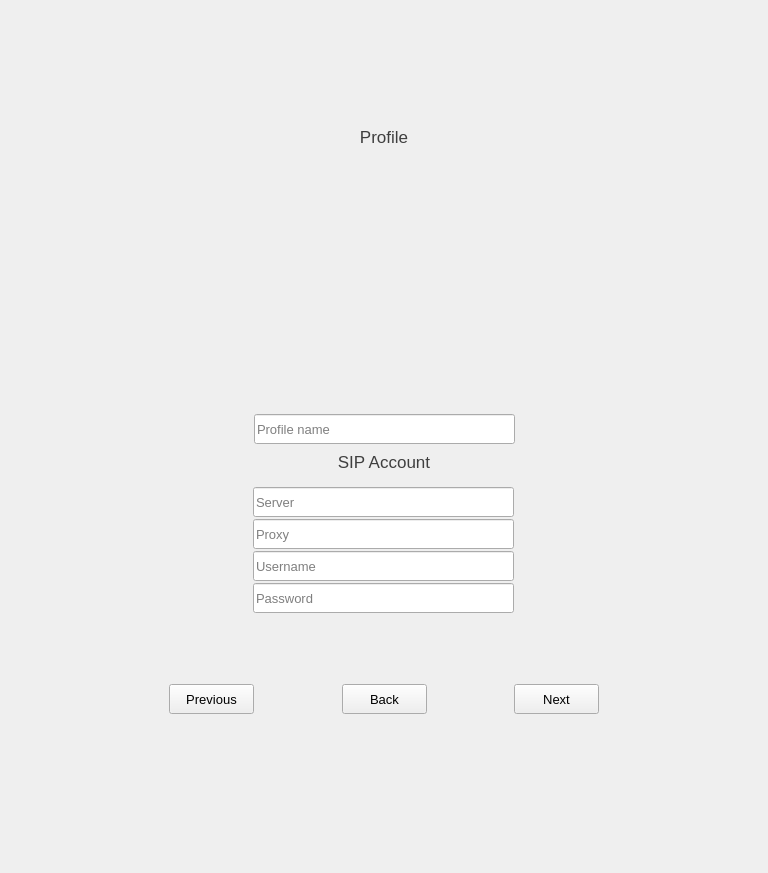
Above: src/newwizardwidget.ui from savoirfairelinux/jami-client-windows before the change. Below: the same form after it.
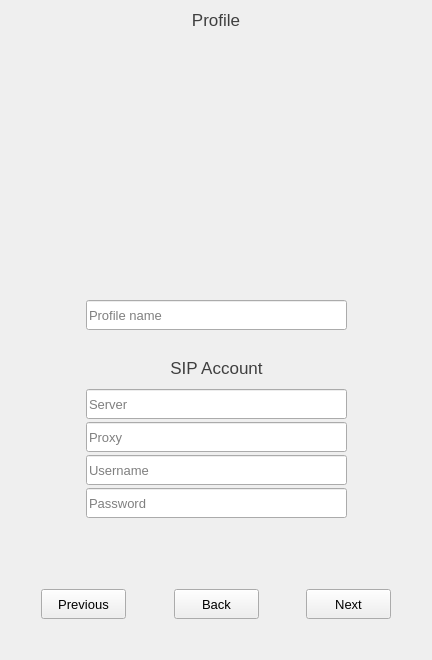
That is the form after the change. The open tabs and pages were chosen to show the change. Icons and pictures are not drawn. Custom widgets are drawn as their Qt base class.

Commit message: newwizardwidget: ui high dpi adaptation

Diff of the .ui file:
```diff
--- a/src/newwizardwidget.ui
+++ b/src/newwizardwidget.ui
@@ -6,10 +6,22 @@
    <rect>
     <x>0</x>
     <y>0</y>
-    <width>768</width>
-    <height>873</height>
+    <width>432</width>
+    <height>660</height>
    </rect>
   </property>
+  <property name="minimumSize">
+   <size>
+    <width>0</width>
+    <height>0</height>
+   </size>
+  </property>
+  <property name="maximumSize">
+   <size>
+    <width>16777215</width>
+    <height>16777215</height>
+   </size>
+  </property>
   <property name="windowTitle">
    <string>Form</string>
   </property>
@@ -58,21 +70,21 @@
         <item>
          <widget class="QWidget" name="verticalWidget" native="true">
           <property name="sizePolicy">
-           <sizepolicy hsizetype="Fixed" vsizetype="Fixed">
+           <sizepolicy hsizetype="Preferred" vsizetype="Preferred">
             <horstretch>0</horstretch>
             <verstretch>0</verstretch>
            </sizepolicy>
           </property>
           <property name="minimumSize">
            <size>
-            <width>512</width>
-            <height>638</height>
+            <width>0</width>
+            <height>0</height>
            </size>
           </property>
           <property name="maximumSize">
            <size>
-            <width>512</width>
-            <height>638</height>
+            <width>16777215</width>
+            <height>16777215</height>
            </size>
           </property>
           <layout class="QVBoxLayout" name="verticalLayout_10">
@@ -99,7 +111,7 @@
              <item>
               <widget class="QStackedWidget" name="stackedWidget">
                <property name="sizePolicy">
-                <sizepolicy hsizetype="Fixed" vsizetype="Fixed">
+                <sizepolicy hsizetype="Preferred" vsizetype="Preferred">
                  <horstretch>0</horstretch>
                  <verstretch>0</verstretch>
                 </sizepolicy>
@@ -108,7 +120,7 @@
                 <string notr="true"/>
                </property>
                <property name="currentIndex">
-                <number>6</number>
+                <number>2</number>
                </property>
                <widget class="QWidget" name="welcomePage">
                 <layout class="QVBoxLayout" name="verticalLayout_3">
@@ -496,7 +508,7 @@
                  <item>
                   <widget class="QWidget" name="profileSectionOuterWidget" native="true">
                    <property name="sizePolicy">
-                    <sizepolicy hsizetype="Preferred" vsizetype="MinimumExpanding">
+                    <sizepolicy hsizetype="Preferred" vsizetype="Preferred">
                      <horstretch>0</horstretch>
                      <verstretch>0</verstretch>
                     </sizepolicy>
@@ -532,7 +544,7 @@
                     <item>
                      <widget class="QLabel" name="profileSectionLabel">
                       <property name="sizePolicy">
-                       <sizepolicy hsizetype="Preferred" vsizetype="MinimumExpanding">
+                       <sizepolicy hsizetype="Preferred" vsizetype="Preferred">
                         <horstretch>0</horstretch>
                         <verstretch>0</verstretch>
                        </sizepolicy>
@@ -792,7 +804,7 @@
                          <item row="1" column="0">
                           <widget class="QWidget" name="verticalWidget1" native="true">
                            <property name="sizePolicy">
-                            <sizepolicy hsizetype="Fixed" vsizetype="MinimumExpanding">
+                            <sizepolicy hsizetype="Fixed" vsizetype="Preferred">
                              <horstretch>0</horstretch>
                              <verstretch>0</verstretch>
                             </sizepolicy>
@@ -1116,7 +1128,7 @@
                  <item>
                   <widget class="QWidget" name="SIPprofileSectionOuterWidget" native="true">
                    <property name="sizePolicy">
-                    <sizepolicy hsizetype="Preferred" vsizetype="MinimumExpanding">
+                    <sizepolicy hsizetype="Preferred" vsizetype="Preferred">
                      <horstretch>0</horstretch>
                      <verstretch>0</verstretch>
                     </sizepolicy>
@@ -1152,7 +1164,7 @@
                     <item>
                      <widget class="QLabel" name="SIPprofileSectionLabel">
                       <property name="sizePolicy">
-                       <sizepolicy hsizetype="Preferred" vsizetype="MinimumExpanding">
+                       <sizepolicy hsizetype="Preferred" vsizetype="Preferred">
                         <horstretch>0</horstretch>
                         <verstretch>0</verstretch>
                        </sizepolicy>
@@ -1196,10 +1208,7 @@
                        </property>
                        <item>
                         <widget class="QWidget" name="SIPgridWidget" native="true">
-                         <layout class="QVBoxLayout" name="verticalLayout_100">
-                          <property name="spacing">
-                           <number>3</number>
-                          </property>
+                         <layout class="QVBoxLayout" name="verticalLayout_7">
                           <property name="leftMargin">
                            <number>0</number>
                           </property>
@@ -1239,48 +1248,21 @@
                            </layout>
                           </item>
                           <item>
-                           <spacer name="verticalSpacer_16">
+                           <spacer name="verticalSpacer_13">
                             <property name="orientation">
                              <enum>Qt::Vertical</enum>
                             </property>
                             <property name="sizeType">
-                             <enum>QSizePolicy::Fixed</enum>
+                             <enum>QSizePolicy::Minimum</enum>
                             </property>
                             <property name="sizeHint" stdset="0">
                              <size>
                               <width>20</width>
-                              <height>6</height>
+                              <height>3</height>
                              </size>
                             </property>
                            </spacer>
                           </item>
-                         </layout>
-                        </widget>
-                       </item>
-                      </layout>
-                     </widget>
-                    </item>
-                   </layout>
-                  </widget>
-                 </item>
-                 <item>
-                  <widget class="QWidget" name="SIPaccountSectionOuterWidget" native="true">
-                   <layout class="QVBoxLayout" name="verticalLayout_12">
-                    <property name="spacing">
-                     <number>3</number>
-                    </property>
-                    <property name="leftMargin">
-                     <number>0</number>
-                    </property>
-                    <property name="topMargin">
-                     <number>0</number>
-                    </property>
-                    <property name="rightMargin">
-                     <number>0</number>
-                    </property>
-                    <property name="bottomMargin">
-                     <number>0</number>
-                    </property>
                     <item>
                      <widget class="QWidget" name="SIPfullNameWidget" native="true">
                       <property name="minimumSize">
@@ -1367,8 +1349,35 @@
                       </layout>
                      </widget>
                     </item>
+                         </layout>
+                        </widget>
+                       </item>
+                      </layout>
+                     </widget>
+                    </item>
+                   </layout>
+                  </widget>
+                 </item>
                     <item>
-                     <spacer name="verticalSpacer_17">
+                  <widget class="QWidget" name="SIPaccountSectionOuterWidget" native="true">
+                   <layout class="QVBoxLayout" name="verticalLayout_12">
+                    <property name="spacing">
+                     <number>3</number>
+                    </property>
+                    <property name="leftMargin">
+                     <number>0</number>
+                    </property>
+                    <property name="topMargin">
+                     <number>0</number>
+                    </property>
+                    <property name="rightMargin">
+                     <number>0</number>
+                    </property>
+                    <property name="bottomMargin">
+                     <number>0</number>
+                    </property>
+                    <item>
+                     <spacer name="verticalSpacer_14">
                       <property name="orientation">
                        <enum>Qt::Vertical</enum>
                       </property>
@@ -1378,13 +1387,75 @@
                       <property name="sizeHint" stdset="0">
                        <size>
                         <width>20</width>
-                        <height>5</height>
+                        <height>20</height>
                        </size>
                       </property>
                      </spacer>
                     </item>
                     <item>
+                     <layout class="QGridLayout" name="gridLayout_2">
+                      <property name="sizeConstraint">
+                       <enum>QLayout::SetDefaultConstraint</enum>
+                      </property>
+                      <property name="topMargin">
+                       <number>0</number>
+                      </property>
+                      <item row="0" column="2">
+                       <spacer name="horizontalSpacer_4">
+                        <property name="orientation">
+                         <enum>Qt::Horizontal</enum>
+                        </property>
+                        <property name="sizeHint" stdset="0">
+                         <size>
+                          <width>40</width>
+                          <height>20</height>
+                         </size>
+                        </property>
+                       </spacer>
+                      </item>
+                      <item row="0" column="0">
+                       <spacer name="horizontalSpacer_8">
+                        <property name="orientation">
+                         <enum>Qt::Horizontal</enum>
+                        </property>
+                        <property name="sizeHint" stdset="0">
+                         <size>
+                          <width>40</width>
+                          <height>20</height>
+                         </size>
+                        </property>
+                       </spacer>
+                      </item>
+                      <item row="5" column="1">
+                       <spacer name="verticalSpacer_2">
+                        <property name="orientation">
+                         <enum>Qt::Vertical</enum>
+                        </property>
+                        <property name="sizeType">
+                         <enum>QSizePolicy::Fixed</enum>
+                        </property>
+                        <property name="sizeHint" stdset="0">
+                         <size>
+                          <width>20</width>
+                          <height>20</height>
+                         </size>
+                        </property>
+                       </spacer>
+                      </item>
+                      <item row="0" column="1">
                      <widget class="QLabel" name="SIPaccountSectionLabel">
+                        <property name="sizePolicy">
+                         <sizepolicy hsizetype="MinimumExpanding" vsizetype="Preferred">
+                          <horstretch>0</horstretch>
+                          <verstretch>0</verstretch>
+                         </sizepolicy>
+                        </property>
+                        <property name="maximumSize">
+                         <size>
+                          <width>16777215</width>
+                          <height>16777215</height>
+                         </size>
+                        </property>
                       <property name="font">
                        <font>
                         <pointsize>13</pointsize>
@@ -1401,210 +1472,8 @@
                       </property>
                      </widget>
                     </item>
-                    <item>
-                     <widget class="QWidget" name="SIPaccountSectionInnerWidget" native="true">
-                      <property name="styleSheet">
-                       <string notr="true"/>
-                      </property>
-                      <layout class="QVBoxLayout" name="verticalLayout_13">
-                       <property name="topMargin">
-                        <number>0</number>
-                       </property>
-                       <item>
-                        <layout class="QGridLayout" name="gridLayout_8">
-                         <property name="topMargin">
-                          <number>0</number>
-                         </property>
-                         <property name="spacing">
-                          <number>7</number>
-                         </property>
-                         <item row="0" column="0">
-                          <widget class="QWidget" name="SIPverticalWidget1" native="true">
-                           <property name="sizePolicy">
-                            <sizepolicy hsizetype="Fixed" vsizetype="MinimumExpanding">
-                             <horstretch>0</horstretch>
-                             <verstretch>0</verstretch>
-                            </sizepolicy>
-                           </property>
-                           <layout class="QVBoxLayout" name="verticalLayout_14">
-                            <property name="spacing">
-                             <number>2</number>
-                            </property>
-                            <property name="leftMargin">
-                             <number>0</number>
-                            </property>
-                            <property name="topMargin">
-                             <number>0</number>
-                            </property>
-                            <property name="rightMargin">
-                             <number>0</number>
-                            </property>
-                            <property name="bottomMargin">
-                             <number>0</number>
-                            </property>
-                            <item>
-                             <widget class="QWidget" name="SIPsignUpWidget" native="true">
-                              <property name="sizePolicy">
-                               <sizepolicy hsizetype="Preferred" vsizetype="MinimumExpanding">
-                                <horstretch>0</horstretch>
-                                <verstretch>0</verstretch>
-                               </sizepolicy>
-                              </property>
-                              <property name="minimumSize">
-                               <size>
-                                <width>0</width>
-                                <height>10</height>
-                               </size>
-                              </property>
-                              <property name="maximumSize">
-                               <size>
-                                <width>16777215</width>
-                                <height>16777215</height>
-                               </size>
-                              </property>
+                      <item row="2" column="1">
                               <layout class="QHBoxLayout" name="horizontalLayout_15">
-                               <property name="spacing">
-                                <number>0</number>
-                               </property>
-                               <property name="leftMargin">
-                                <number>0</number>
-                               </property>
-                               <property name="topMargin">
-                                <number>0</number>
-                               </property>
-                               <property name="rightMargin">
-                                <number>0</number>
-                               </property>
-                               <property name="bottomMargin">
-                                <number>0</number>
-                               </property>
-                               <item>
-                                <spacer name="horizontalSpacer_21">
-                                 <property name="orientation">
-                                  <enum>Qt::Horizontal</enum>
-                                 </property>
-                                 <property name="sizeType">
-                                  <enum>QSizePolicy::Expanding</enum>
-                                 </property>
-                                 <property name="sizeHint" stdset="0">
-                                  <size>
-                                   <width>40</width>
-                                   <height>5</height>
-                                  </size>
-                                 </property>
-                                </spacer>
-                               </item>
-                              </layout>
-                             </widget>
-                            </item>
-                            <item>
-                             <widget class="QWidget" name="SIPusernameWidget" native="true">
-                              <property name="sizePolicy">
-                               <sizepolicy hsizetype="Preferred" vsizetype="MinimumExpanding">
-                                <horstretch>0</horstretch>
-                                <verstretch>0</verstretch>
-                               </sizepolicy>
-                              </property>
-                              <property name="minimumSize">
-                               <size>
-                                <width>0</width>
-                                <height>25</height>
-                               </size>
-                              </property>
-                              <property name="maximumSize">
-                               <size>
-                                <width>16777215</width>
-                                <height>16777215</height>
-                               </size>
-                              </property>
-                              <layout class="QHBoxLayout" name="SIPusernameLayout">
-                               <property name="spacing">
-                                <number>0</number>
-                               </property>
-                               <property name="leftMargin">
-                                <number>0</number>
-                               </property>
-                               <property name="topMargin">
-                                <number>0</number>
-                               </property>
-                               <property name="rightMargin">
-                                <number>0</number>
-                               </property>
-                               <property name="bottomMargin">
-                                <number>0</number>
-                               </property>
-                               <item>
-                                <widget class="QLineEdit" name="SIPservernameEdit">
-                                 <property name="minimumSize">
-                                  <size>
-                                   <width>261</width>
-                                   <height>30</height>
-                                  </size>
-                                 </property>
-                                 <property name="maximumSize">
-                                  <size>
-                                   <width>200</width>
-                                   <height>16777215</height>
-                                  </size>
-                                 </property>
-                                 <property name="font">
-                                  <font>
-                                   <pointsize>10</pointsize>
-                                  </font>
-                                 </property>
-                                 <property name="toolTip">
-                                  <string>SIP Server edit</string>
-                                 </property>
-                                 <property name="accessibleName">
-                                  <string/>
-                                 </property>
-                                 <property name="placeholderText">
-                                  <string>Server</string>
-                                 </property>
-                                 <property name="clearButtonEnabled">
-                                  <bool>true</bool>
-                                 </property>
-                                </widget>
-                               </item>
-                              </layout>
-                             </widget>
-                            </item>
-                            <item>
-                             <widget class="QWidget" name="SIPproxyWidget" native="true">
-                              <property name="sizePolicy">
-                               <sizepolicy hsizetype="Preferred" vsizetype="MinimumExpanding">
-                                <horstretch>0</horstretch>
-                                <verstretch>0</verstretch>
-                               </sizepolicy>
-                              </property>
-                              <property name="minimumSize">
-                               <size>
-                                <width>0</width>
-                                <height>25</height>
-                               </size>
-                              </property>
-                              <property name="maximumSize">
-                               <size>
-                                <width>16777215</width>
-                                <height>16777215</height>
-                               </size>
-                              </property>
-                              <layout class="QHBoxLayout" name="SIPproxyLayout">
-                               <property name="spacing">
-                                <number>0</number>
-                               </property>
-                               <property name="leftMargin">
-                                <number>0</number>
-                               </property>
-                               <property name="topMargin">
-                                <number>0</number>
-                               </property>
-                               <property name="rightMargin">
-                                <number>0</number>
-                               </property>
-                               <property name="bottomMargin">
-                                <number>0</number>
-                               </property>
                                <item>
                                 <widget class="QLineEdit" name="SIPproxyEdit">
                                  <property name="minimumSize">
@@ -1645,44 +1514,89 @@
                                 </widget>
                                </item>
                               </layout>
-                             </widget>
-                            </item>
+                      </item>
+                      <item row="4" column="1">
+                       <layout class="QHBoxLayout" name="horizontalLayout_20">
                             <item>
-                             <widget class="QWidget" name="SIPpassWidget" native="true">
-                              <property name="sizePolicy">
-                               <sizepolicy hsizetype="Preferred" vsizetype="MinimumExpanding">
-                                <horstretch>0</horstretch>
-                                <verstretch>0</verstretch>
-                               </sizepolicy>
-                              </property>
+                         <widget class="QLineEdit" name="SIPpasswordEdit">
+                          <property name="minimumSize">
+                           <size>
+                            <width>261</width>
+                            <height>30</height>
+                           </size>
+                          </property>
+                          <property name="maximumSize">
+                           <size>
+                            <width>200</width>
+                            <height>16777215</height>
+                           </size>
+                          </property>
+                          <property name="font">
+                           <font>
+                            <pointsize>10</pointsize>
+                           </font>
+                          </property>
+                          <property name="toolTip">
+                           <string>SIP Password text input</string>
+                          </property>
+                          <property name="accessibleName">
+                           <string/>
+                          </property>
+                          <property name="accessibleDescription">
+                           <string>SIP Password text input</string>
+                          </property>
+                          <property name="echoMode">
+                           <enum>QLineEdit::PasswordEchoOnEdit</enum>
+                          </property>
+                          <property name="placeholderText">
+                           <string>Password</string>
+                          </property>
+                          <property name="clearButtonEnabled">
+                           <bool>false</bool>
+                          </property>
+                         </widget>
+                        </item>
+                       </layout>
+                      </item>
+                      <item row="1" column="1">
+                       <layout class="QHBoxLayout" name="horizontalLayout_14">
+                        <item>
+                         <widget class="QLineEdit" name="SIPservernameEdit">
                               <property name="minimumSize">
                                <size>
-                                <width>0</width>
-                                <height>25</height>
+                            <width>261</width>
+                            <height>30</height>
                                </size>
                               </property>
                               <property name="maximumSize">
                                <size>
-                                <width>16777215</width>
+                            <width>200</width>
                                 <height>16777215</height>
                                </size>
                               </property>
-                              <layout class="QHBoxLayout" name="SIPpassLayout">
-                               <property name="spacing">
-                                <number>0</number>
-                               </property>
-                               <property name="leftMargin">
-                                <number>0</number>
-                               </property>
-                               <property name="topMargin">
-                                <number>0</number>
-                               </property>
-                               <property name="rightMargin">
-                                <number>0</number>
-                               </property>
-                               <property name="bottomMargin">
-                                <number>0</number>
-                               </property>
+                          <property name="font">
+                           <font>
+                            <pointsize>10</pointsize>
+                           </font>
+                          </property>
+                          <property name="toolTip">
+                           <string>SIP Server edit</string>
+                          </property>
+                          <property name="accessibleName">
+                           <string/>
+                          </property>
+                          <property name="placeholderText">
+                           <string>Server</string>
+                          </property>
+                          <property name="clearButtonEnabled">
+                           <bool>true</bool>
+                          </property>
+                         </widget>
+                        </item>
+                       </layout>
+                      </item>
+                      <item row="3" column="1">
+                       <layout class="QHBoxLayout" name="horizontalLayout_17">
                                <item>
                                 <widget class="QLineEdit" name="SIPusernameEdit">
                                  <property name="minimumSize">
@@ -1723,93 +1637,8 @@
                                 </widget>
                                </item>
                               </layout>
-                             </widget>
-                            </item>
-                            <item>
-                             <widget class="QWidget" name="SIPconfPassWidget" native="true">
-                              <property name="sizePolicy">
-                               <sizepolicy hsizetype="Preferred" vsizetype="MinimumExpanding">
-                                <horstretch>0</horstretch>
-                                <verstretch>0</verstretch>
-                               </sizepolicy>
-                              </property>
-                              <property name="minimumSize">
-                               <size>
-                                <width>0</width>
-                                <height>25</height>
-                               </size>
-                              </property>
-                              <property name="maximumSize">
-                               <size>
-                                <width>16777215</width>
-                                <height>16777215</height>
-                               </size>
-                              </property>
-                              <layout class="QHBoxLayout" name="SIPconfirmPassLabel">
-                               <property name="spacing">
-                                <number>0</number>
-                               </property>
-                               <property name="leftMargin">
-                                <number>0</number>
-                               </property>
-                               <property name="topMargin">
-                                <number>0</number>
-                               </property>
-                               <property name="rightMargin">
-                                <number>0</number>
-                               </property>
-                               <property name="bottomMargin">
-                                <number>0</number>
-                               </property>
-                               <item>
-                                <widget class="QLineEdit" name="SIPpasswordEdit">
-                                 <property name="minimumSize">
-                                  <size>
-                                   <width>261</width>
-                                   <height>30</height>
-                                  </size>
-                                 </property>
-                                 <property name="maximumSize">
-                                  <size>
-                                   <width>200</width>
-                                   <height>16777215</height>
-                                  </size>
-                                 </property>
-                                 <property name="font">
-                                  <font>
-                                   <pointsize>10</pointsize>
-                                  </font>
-                                 </property>
-                                 <property name="toolTip">
-                                  <string>SIP Password text input</string>
-                                 </property>
-                                 <property name="accessibleName">
-                                  <string/>
-                                 </property>
-                                 <property name="accessibleDescription">
-                                  <string>SIP Password text input</string>
-                                 </property>
-                                 <property name="echoMode">
-                                  <enum>QLineEdit::PasswordEchoOnEdit</enum>
-                                 </property>
-                                 <property name="placeholderText">
-                                  <string>Password</string>
-                                 </property>
-                                 <property name="clearButtonEnabled">
-                                  <bool>false</bool>
-                                 </property>
-                                </widget>
-                               </item>
-                              </layout>
-                             </widget>
-                            </item>
-                           </layout>
-                          </widget>
-                         </item>
-                        </layout>
-                       </item>
-                      </layout>
-                     </widget>
+                      </item>
+                     </layout>
                     </item>
                    </layout>
                   </widget>
@@ -1838,6 +1667,9 @@
                    <property name="orientation">
                     <enum>Qt::Vertical</enum>
                    </property>
+                   <property name="sizeType">
+                    <enum>QSizePolicy::Preferred</enum>
+                   </property>
                    <property name="sizeHint" stdset="0">
                     <size>
                      <width>20</width>
@@ -2031,6 +1863,9 @@
                    <property name="orientation">
                     <enum>Qt::Vertical</enum>
                    </property>
+                   <property name="sizeType">
+                    <enum>QSizePolicy::Preferred</enum>
+                   </property>
                    <property name="sizeHint" stdset="0">
                     <size>
                      <width>20</width>
@@ -2063,6 +1898,9 @@
                    <property name="orientation">
                     <enum>Qt::Vertical</enum>
                    </property>
+                   <property name="sizeType">
+                    <enum>QSizePolicy::Preferred</enum>
+                   </property>
                    <property name="sizeHint" stdset="0">
                     <size>
                      <width>20</width>
@@ -2253,6 +2091,9 @@
                    <property name="orientation">
                     <enum>Qt::Vertical</enum>
                    </property>
+                   <property name="sizeType">
+                    <enum>QSizePolicy::Preferred</enum>
+                   </property>
                    <property name="sizeHint" stdset="0">
                     <size>
                      <width>20</width>
@@ -2285,6 +2126,9 @@
                    <property name="orientation">
                     <enum>Qt::Vertical</enum>
                    </property>
+                   <property name="sizeType">
+                    <enum>QSizePolicy::Preferred</enum>
+                   </property>
                    <property name="sizeHint" stdset="0">
                     <size>
                      <width>20</width>
@@ -2485,6 +2329,9 @@
                    <property name="orientation">
                     <enum>Qt::Vertical</enum>
                    </property>
+                   <property name="sizeType">
+                    <enum>QSizePolicy::Preferred</enum>
+                   </property>
                    <property name="sizeHint" stdset="0">
                     <size>
                      <width>20</width>
@@ -2517,6 +2364,9 @@
                    <property name="orientation">
                     <enum>Qt::Vertical</enum>
                    </property>
+                   <property name="sizeType">
+                    <enum>QSizePolicy::MinimumExpanding</enum>
+                   </property>
                    <property name="sizeHint" stdset="0">
                     <size>
                      <width>20</width>
@@ -2648,6 +2498,9 @@
                    <property name="orientation">
                     <enum>Qt::Vertical</enum>
                    </property>
+                   <property name="sizeType">
+                    <enum>QSizePolicy::MinimumExpanding</enum>
+                   </property>
                    <property name="sizeHint" stdset="0">
                     <size>
                      <width>20</width>
@@ -2665,6 +2518,9 @@
                    <property name="orientation">
                     <enum>Qt::Vertical</enum>
                    </property>
+                   <property name="sizeType">
+                    <enum>QSizePolicy::Preferred</enum>
+                   </property>
                    <property name="sizeHint" stdset="0">
                     <size>
                      <width>20</width>
@@ -2688,6 +2544,9 @@
                    <property name="orientation">
                     <enum>Qt::Vertical</enum>
                    </property>
+                   <property name="sizeType">
+                    <enum>QSizePolicy::Preferred</enum>
+                   </property>
                    <property name="sizeHint" stdset="0">
                     <size>
                      <width>20</width>
@@ -2717,7 +2576,7 @@
                     <enum>Qt::Vertical</enum>
                    </property>
                    <property name="sizeType">
-                    <enum>QSizePolicy::Minimum</enum>
+                    <enum>QSizePolicy::Preferred</enum>
                    </property>
                    <property name="sizeHint" stdset="0">
                     <size>
@@ -2738,6 +2597,9 @@
              <property name="orientation">
               <enum>Qt::Vertical</enum>
              </property>
+             <property name="sizeType">
+              <enum>QSizePolicy::Preferred</enum>
+             </property>
              <property name="sizeHint" stdset="0">
               <size>
                <width>20</width>
```
Lines whose indentation alone changed are shown as unchanged.
